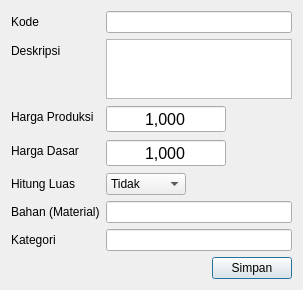
First picture: the form in src/ui/files/createproductdialog.ui, repository AyahnaSyahid/LazyMins, before the edit.
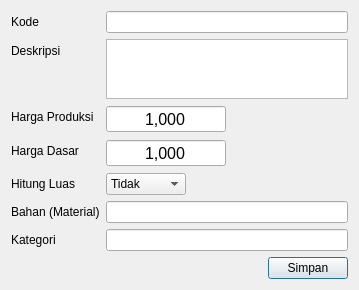
Second picture: the form after the edit.

What changed in the file:
```diff
--- a/src/ui/files/createproductdialog.ui
+++ b/src/ui/files/createproductdialog.ui
@@ -6,7 +6,7 @@
    <rect>
     <x>0</x>
     <y>0</y>
-    <width>303</width>
+    <width>359</width>
     <height>275</height>
    </rect>
   </property>
```
